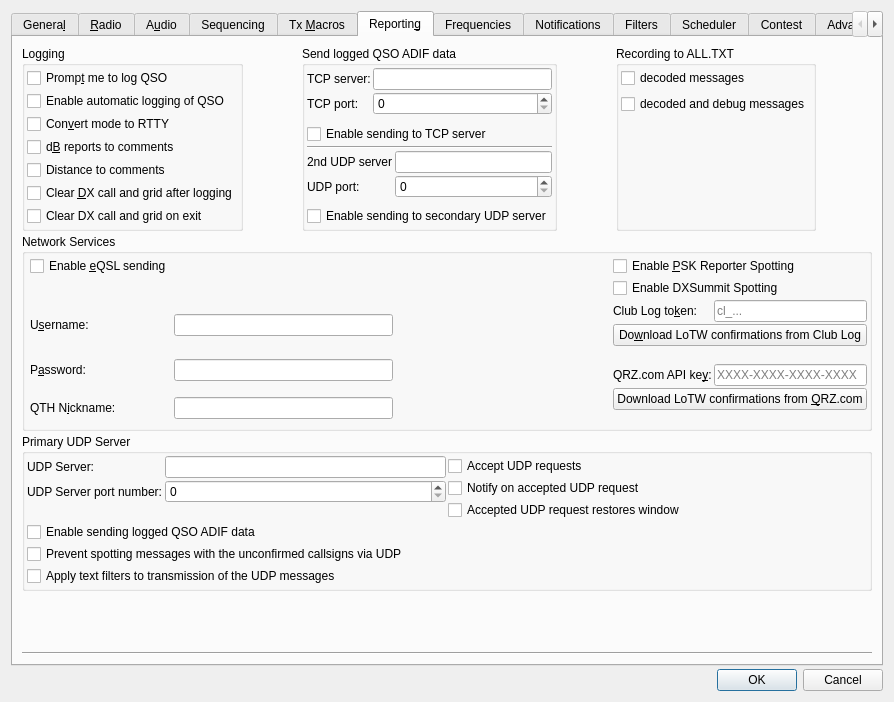
This is Configuration.ui in ce3tsk/jtdx_contest as Qt 5 draws it before an edit. The edited form follows.
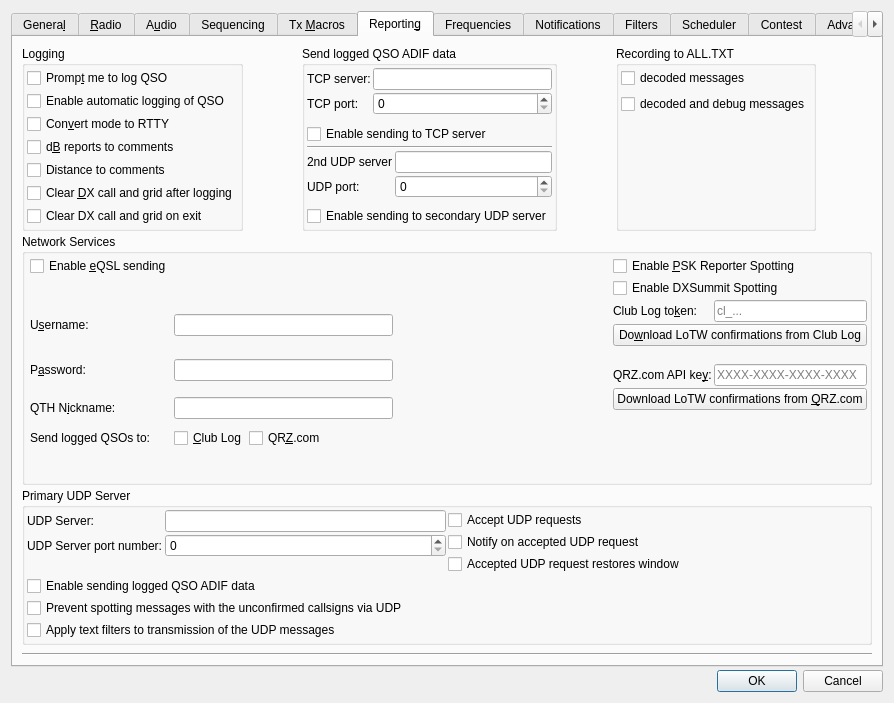
This is the edited form. The open tabs and pages were chosen to show the change.

Commit message: Logged QSOs sent to Club Log and QRZ.com as they are logged (Settings > Reporting, both off by default, with the token and key of the LoTW confirmations): Club Log POST /qso and /qso/batch, QRZ.com ACTION=INSERT only, QSOs not sent kept in a queue file and tried again, Retry-After honoured, refusals of the token, key or call kept, a call Club Log refuses holding back only that call's QSOs, notes in the status bar for 10 s, the status line only when there is something to report; 24 strings in 20 languages

```diff
--- a/Configuration.ui
+++ b/Configuration.ui
@@ -3204,6 +3204,72 @@
               </property>
              </widget>
             </item>
+            <item row="5" column="0">
+             <widget class="QLabel" name="upload_label">
+              <property name="text">
+               <string>Send logged QSOs to:</string>
+              </property>
+             </widget>
+            </item>
+            <item row="5" column="1">
+             <layout class="QHBoxLayout" name="upload_layout">
+              <item>
+               <widget class="QCheckBox" name="clublog_upload_check_box">
+                <property name="toolTip">
+                 <string>Each QSO you log is sent to your Club Log log at once, with the Club Log token - in a contest too. A QSO that cannot be sent now (no connection, Club Log busy) is kept and sent later; one Club Log refuses is named below.
+Only QSOs logged from now on: upload older ones to Club Log as an ADIF file there.</string>
+                </property>
+                <property name="text">
+                 <string>&amp;Club Log</string>
+                </property>
+               </widget>
+              </item>
+              <item>
+               <widget class="QCheckBox" name="qrz_upload_check_box">
+                <property name="toolTip">
+                 <string>Each QSO you log is sent to your QRZ.com logbook at once, with the QRZ.com API key - in a contest too. QRZ.com takes QSOs from programs only with a subscription. A QSO that cannot be sent now is kept and sent later; one QRZ.com refuses is named below.
+Only QSOs logged from now on: upload older ones to QRZ.com as an ADIF file there.</string>
+                </property>
+                <property name="text">
+                 <string>QR&amp;Z.com</string>
+                </property>
+               </widget>
+              </item>
+              <item>
+               <spacer name="upload_spacer">
+                <property name="orientation">
+                 <enum>Qt::Horizontal</enum>
+                </property>
+                <property name="sizeHint" stdset="0">
+                 <size>
+                  <width>0</width>
+                  <height>0</height>
+                 </size>
+                </property>
+               </spacer>
+              </item>
+             </layout>
+            </item>
+            <item row="6" column="0" colspan="2">
+             <widget class="QLabel" name="clublog_upload_status_label">
+              <property name="text">
+               <string notr="true"/>
+              </property>
+              <property name="wordWrap">
+               <bool>true</bool>
+              </property>
+             </widget>
+            </item>
+            <item row="7" column="0" colspan="2">
+             <widget class="QLabel" name="qrz_upload_status_label">
+              <property name="text">
+               <string notr="true"/>
+              </property>
+              <property name="wordWrap">
+               <bool>true</bool>
+              </property>
+             </widget>
+            </item>
            </layout>
           </widget>
          </item>
```
The commit also changes 29 other files.
